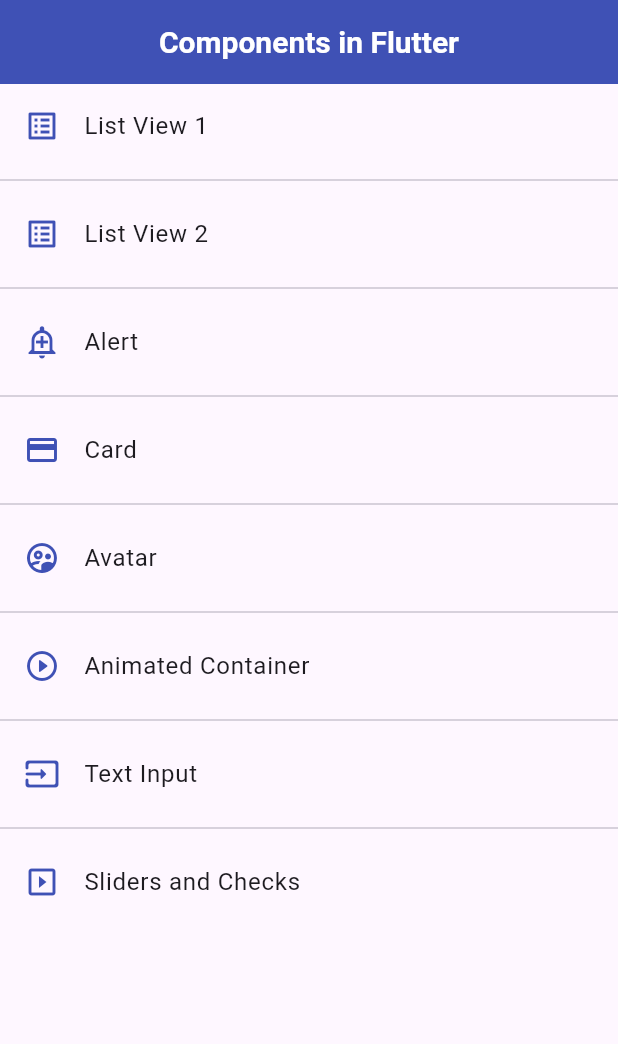
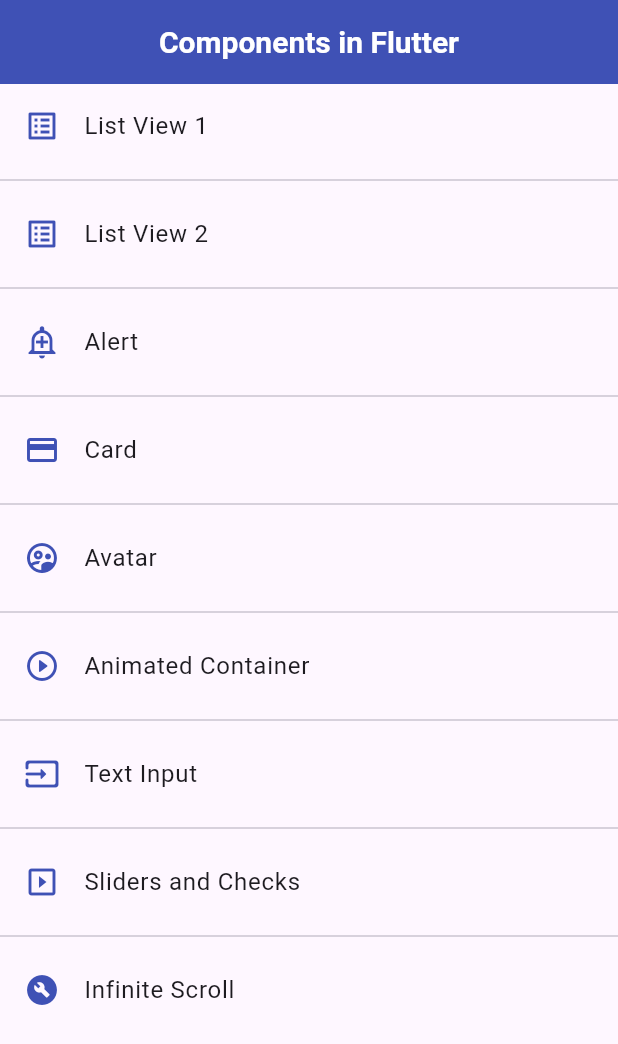
Before and after one commit to D14LB3L0/widgets-flutter, a Flutter app: the screen it shows after launch, on a phone screen of 412 x 824 dp. Shown: the top 1044 px of the screen. Run offline on Flutter 3.47's test engine with Material 3 defaults, Android fonts, the phone set to English and light mode, and no system bars.

```diff
--- a/lib/router/app_routes.dart
+++ b/lib/router/app_routes.dart
@@ -56,6 +56,12 @@ class AppRoutes {
       screen: const SliderScreen(),
       icon: Icons.slideshow,
     ),
+    MenuOptions(
+      route: 'listviewBuilder',
+      name: 'Infinite Scroll',
+      screen: const ListviewBuilderScreen(),
+      icon: Icons.build_circle,
+    ),
   ];
 
   static Map<String, Widget Function(BuildContext)> getAppRoutes() {
--- a/lib/screens/screens.dart
+++ b/lib/screens/screens.dart
@@ -6,4 +6,5 @@ export 'home_screen.dart';
 export 'inputs_screen.dart';
 export 'list_view1_screen.dart';
 export 'list_view2_screen.dart';
+export 'listview_builder_screen.dart';
 export 'slider_screen.dart';
```
Also changed, not shown: lib/screens/listview_builder_screen.dart (added, +29 -0 lines).
